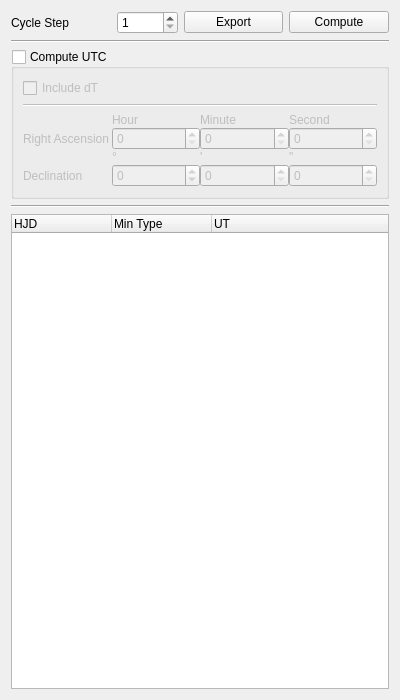
Varnani/PyWD2015, file resources/conjunctionwidget.ui: the form before one commit.
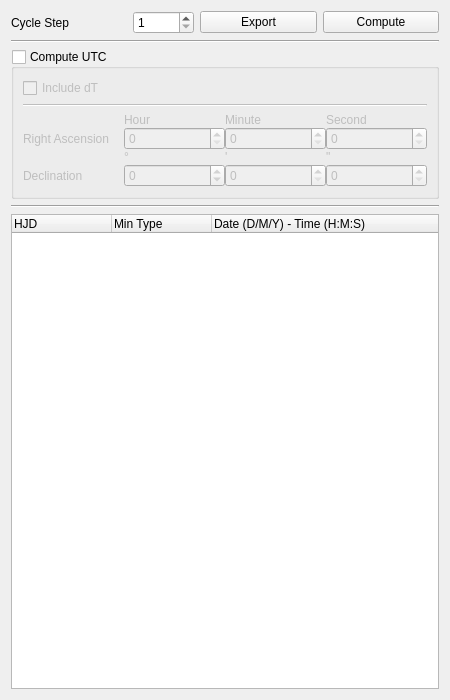
The form after the commit.

What changed in the file:
```diff
--- a/resources/conjunctionwidget.ui
+++ b/resources/conjunctionwidget.ui
@@ -6,13 +6,13 @@
    <rect>
     <x>0</x>
     <y>0</y>
-    <width>400</width>
+    <width>450</width>
     <height>700</height>
    </rect>
   </property>
   <property name="minimumSize">
    <size>
-    <width>300</width>
+    <width>450</width>
     <height>500</height>
    </size>
   </property>
@@ -63,7 +63,7 @@
        </column>
        <column>
         <property name="text">
-         <string>UT</string>
+         <string>Date (D/M/Y) - Time (H:M:S)</string>
         </property>
        </column>
       </widget>
```
Left out of the diff: 11 changed lines with no effect on the pictures.
